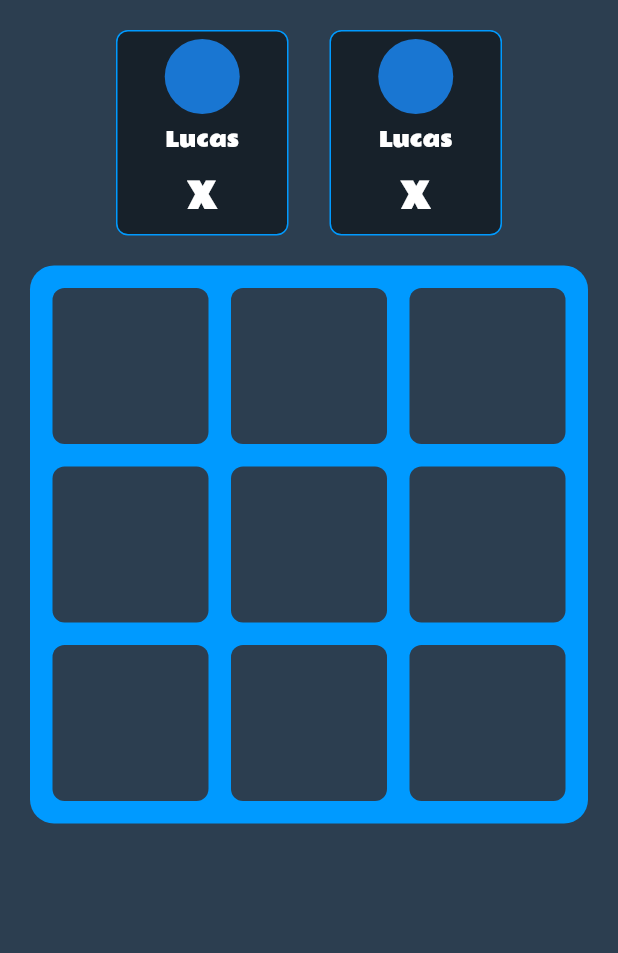
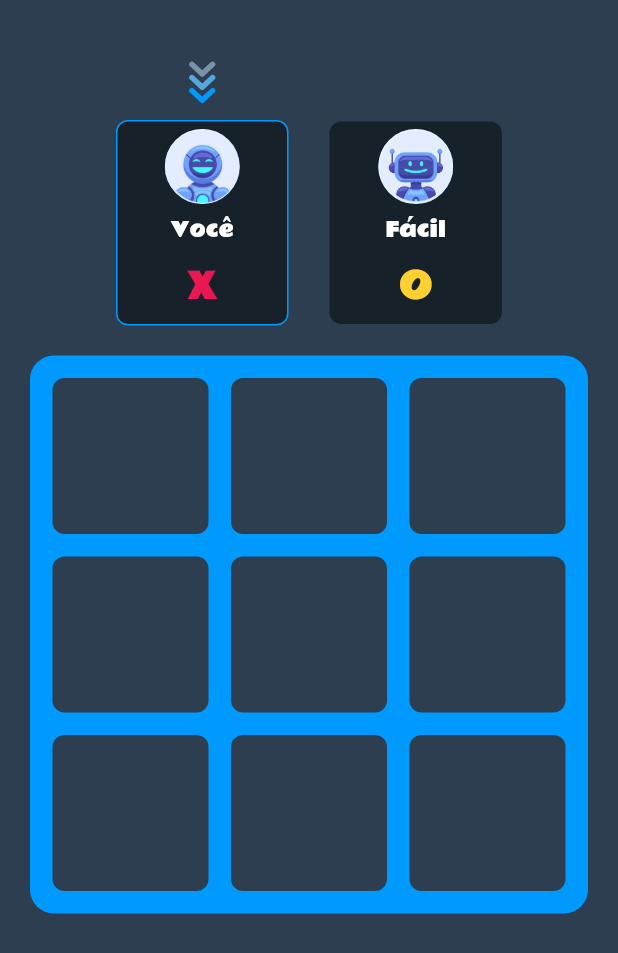
Before and after one commit to ocostalucas/tic_tac_toe, a Flutter app: the GameScreen screen opened by its route, on a phone screen of 412 x 824 dp. Shown: the top 953 px of the screen. Run offline on Flutter 3.47's test engine with Material 2 defaults, Android fonts, the phone set to English and light mode, and no system bars; our stand-ins replace flutter_mobx, flutter_svg, lottie, mobx; generated files the repository leaves out were written again.

```diff
--- a/lib/app/data/enums/player_type.dart
+++ b/lib/app/data/enums/player_type.dart
@@ -1,5 +1,5 @@
-enum PlayerType{
-  player,
+enum PlayerType {
+  human,
   computer,
-  none
+  none,
 }
--- /dev/null
+++ b/lib/app/data/enums/user_type.dart
@@ -0,0 +1,6 @@
+enum UserType {
+  human,
+  easyComputer,
+  normalComputer,
+  hardComputer,
+}
--- /dev/null
+++ b/lib/app/data/models/player.dart
@@ -0,0 +1,19 @@
+import 'package:flutter/cupertino.dart';
+
+import 'package:tic_tac_toe/app/data/enums/player_type.dart';
+
+class Player {
+  String name;
+  String seletor;
+  Color selectorColor;
+  String logo;
+  PlayerType type;
+
+  Player({
+    required this.name,
+    required this.seletor,
+    required this.selectorColor,
+    required this.logo,
+    required this.type,
+  });
+}
--- /dev/null
+++ b/lib/app/data/players.dart
@@ -0,0 +1,48 @@
+import 'package:tic_tac_toe/app/shared/core/app_colors.dart';
+import 'package:tic_tac_toe/app/shared/core/app_images.dart';
+
+import 'enums/player_type.dart';
+import 'enums/user_type.dart';
+import 'models/player.dart';
+
+class Players {
+  static Player getPlayer(UserType? type) {
+    switch (type) {
+      case UserType.easyComputer:
+        return Player(
+          name: 'Fácil',
+          seletor: 'O',
+          selectorColor: AppColors.oSelector,
+          logo: AppImages.easy,
+          type: PlayerType.computer,
+        );
+
+      case UserType.normalComputer:
+        return Player(
+          name: 'Normal',
+          seletor: 'O',
+          selectorColor: AppColors.oSelector,
+          logo: AppImages.normal,
+          type: PlayerType.computer,
+        );
+
+      case UserType.hardComputer:
+        return Player(
+          name: 'Difícil',
+          seletor: 'O',
+          selectorColor: AppColors.oSelector,
+          logo: AppImages.hard,
+          type: PlayerType.computer,
+        );
+
+      default:
+        return Player(
+          name: 'Você',
+          seletor: 'X',
+          selectorColor: AppColors.xSelector,
+          logo: AppImages.player,
+          type: PlayerType.human,
+        );
+    }
+  }
+}
--- a/lib/app/modules/game/components/board_widget.dart
+++ b/lib/app/modules/game/components/board_widget.dart
@@ -45,10 +45,16 @@ class BoardWidget extends StatelessWidget {
                     Radius.circular(8),
                   ),
                   child: FittedBox(
-                    child: controller.board[index] == PlayerType.player
-                        ? Text('X', style: AppTypography.body)
+                    child: controller.board[index] == PlayerType.human
+                        ? Text('X',
+                            style: AppTypography.body.copyWith(
+                              color: AppColors.xSelector,
+                            ))
                         : controller.board[index] == PlayerType.computer
-                            ? Text('O', style: AppTypography.body)
+                            ? Text('O',
+                                style: AppTypography.body.copyWith(
+                                  color: AppColors.oSelector,
+                                ))
                             : Text(''),
                   ),
                 ),
--- a/lib/app/modules/game/components/player_widget.dart
+++ b/lib/app/modules/game/components/player_widget.dart
@@ -1,13 +1,32 @@
 import 'package:flutter/material.dart';
+import 'package:tic_tac_toe/app/data/enums/player_type.dart';
+import 'package:tic_tac_toe/app/data/models/player.dart';
 import 'package:tic_tac_toe/app/shared/core/app_colors.dart';
+import 'package:tic_tac_toe/app/shared/core/app_lottie_files.dart';
 import 'package:tic_tac_toe/app/shared/core/app_typography.dart';
 
 class PlayerWidget extends StatelessWidget {
-  PlayerWidget({Key? key}) : super(key: key);
+  final Player player;
+  final PlayerType playerTurn;
+
+  PlayerWidget({
+    Key? key,
+    required this.player,
+    required this.playerTurn,
+  }) : super(key: key);
 
   @override
   Widget build(BuildContext context) {
-    return Container(
+    return Column(
+      children: [
+        playerTurn == player.type
+            ? AppLottie(
+                lottie: AppLottieFiles.arrowDown,
+                repeat: true,
+                size: Size(60, 60),
+              )
+            : SizedBox(width: 60, height: 60),
+        Container(
           width: 115,
           padding: EdgeInsets.symmetric(vertical: 5),
           decoration: BoxDecoration(
@@ -15,20 +34,29 @@ class PlayerWidget extends StatelessWidget {
             borderRadius: BorderRadius.all(
               Radius.circular(8),
             ),
-        border: Border.all(width: 1, color: AppColors.secondary),
+            border: playerTurn == player.type
+                ? Border.all(width: 1, color: AppColors.secondary)
+                : null,
           ),
           child: Column(
             children: [
               CircleAvatar(
                 radius: 25,
+                backgroundImage: AssetImage(player.logo),
               ),
               Padding(
                 padding: const EdgeInsets.symmetric(vertical: 5),
-            child: Text('Lucas', style: AppTypography.body),
+                child: Text(player.name, style: AppTypography.body),
               ),
-          Text('X', style: AppTypography.heading)
+              Text(
+                player.seletor,
+                style:
+                    AppTypography.heading.copyWith(color: player.selectorColor),
+              )
             ],
           ),
+        ),
+      ],
     );
   }
 }
--- a/lib/app/modules/game/game_controller.dart
+++ b/lib/app/modules/game/game_controller.dart
@@ -30,13 +30,13 @@ abstract class _GameControllerBase with Store {
   ].asObservable();
 
   @observable
-  PlayerType playerTurn = PlayerType.player;
+  PlayerType playerTurn = PlayerType.human;
 
   List<int> playerMoves = [];
   List<int> computerMoves = [];
 
   void move({required int position}) {
-    if (playerTurn == PlayerType.player)
+    if (playerTurn == PlayerType.human)
       playerMove(position: position);
     else
       computerMove(position: position);
@@ -44,7 +44,7 @@ abstract class _GameControllerBase with Store {
 
   @action
   void playerMove({required int position}) {
-    board[position] = PlayerType.player;
+    board[position] = PlayerType.human;
     playerMoves.add(position);
     playerTurn = PlayerType.computer;
   }
@@ -53,6 +53,6 @@ abstract class _GameControllerBase with Store {
   void computerMove({required int position}) {
     board[position] = PlayerType.computer;
     computerMoves.add(position);
-    playerTurn = PlayerType.player;
+    playerTurn = PlayerType.human;
   }
 }
--- a/lib/app/modules/game/game_screen.dart
+++ b/lib/app/modules/game/game_screen.dart
@@ -1,4 +1,7 @@
 import 'package:flutter/material.dart';
+import 'package:flutter_mobx/flutter_mobx.dart';
+import 'package:tic_tac_toe/app/data/enums/user_type.dart';
+import 'package:tic_tac_toe/app/data/players.dart';
 import 'package:tic_tac_toe/app/modules/game/game_controller.dart';
 
 import 'components/board_widget.dart';
@@ -21,15 +24,25 @@ class _GameScreenState extends State<GameScreen> {
         child: SafeArea(
           child: Column(
             children: [
-              Container(
+              Observer(
+                builder: (_) {
+                  return Container(
                     margin: EdgeInsets.symmetric(vertical: 20, horizontal: 50),
                     child: Row(
                       mainAxisAlignment: MainAxisAlignment.spaceEvenly,
                       children: [
-                    PlayerWidget(),
-                    PlayerWidget(),
+                        PlayerWidget(
+                          player: Players.getPlayer(UserType.human),
+                          playerTurn: controller.playerTurn,
+                        ),
+                        PlayerWidget(
+                          player: Players.getPlayer(UserType.easyComputer),
+                          playerTurn: controller.playerTurn,
+                        ),
                       ],
                     ),
+                  );
+                },
               ),
               Padding(
                 padding: const EdgeInsets.symmetric(horizontal: 20),
--- a/lib/app/shared/core/app_colors.dart
+++ b/lib/app/shared/core/app_colors.dart
@@ -9,4 +9,7 @@ class AppColors {
   static const Color text = Colors.white;
   static const Color board = Color(0xff291b54);
   static const Color border = Colors.white38;
+
+  static const Color oSelector = Color(0xffFFD032);
+  static const Color xSelector = Color(0xffEB1752);
 }
--- a/lib/app/shared/core/app_images.dart
+++ b/lib/app/shared/core/app_images.dart
@@ -2,5 +2,8 @@ const String pathImg = 'assets/img/';
 
 class AppImages {
   static String get boardLogo => "${pathImg}board-logo.png";
-
+  static String get player => "${pathImg}player.jpg";
+  static String get hard => "${pathImg}hard.jpg";
+  static String get normal => "${pathImg}normal.jpg";
+  static String get easy => "${pathImg}easy.jpg";
 }
--- /dev/null
+++ b/lib/app/shared/core/app_lottie_files.dart
@@ -0,0 +1,31 @@
+import 'package:flutter/material.dart';
+import 'package:lottie/lottie.dart';
+
+const String pathLottie = 'assets/lottie/';
+
+class AppLottieFiles {
+  static const arrowDown = '${pathLottie}arrow-down.json';
+}
+
+class AppLottie extends StatelessWidget {
+  final String lottie;
+  final Size size;
+  final bool repeat;
+
+  const AppLottie({
+    Key? key,
+    required this.lottie,
+    this.size = const Size(24, 24),
+    this.repeat = false,
+  }) : super(key: key);
+
+  @override
+  Widget build(BuildContext context) {
+    return Lottie.asset(
+      lottie,
+      height: size.height,
+      width: size.width,
+      repeat: repeat,
+    );
+  }
+}
--- a/pubspec.yaml
+++ b/pubspec.yaml
@@ -27,6 +27,7 @@ dependencies:
   flutter_svg: ^0.22.0
   flutter_mobx: ^2.0.0
   mobx: ^2.0.1
+  lottie: ^1.1.0
 
 dev_dependencies:
   flutter_test:
@@ -44,6 +45,7 @@ flutter:
   assets:
     - assets/img/
     - assets/svg/
+    - assets/lottie/
 
   fonts:
     - family: "RammettoOne-Regular"
```
Also changed, not shown: assets/lottie/arrow-down.json (added, +1 -0 lines), assets/img/easy.jpg (added), assets/img/hard.jpg (added), assets/img/normal.jpg (added), assets/img/player.jpg (added), lib/app/modules/game/game_controller.g.dart, pubspec.lock. Lines whose indentation alone changed are shown as unchanged.
